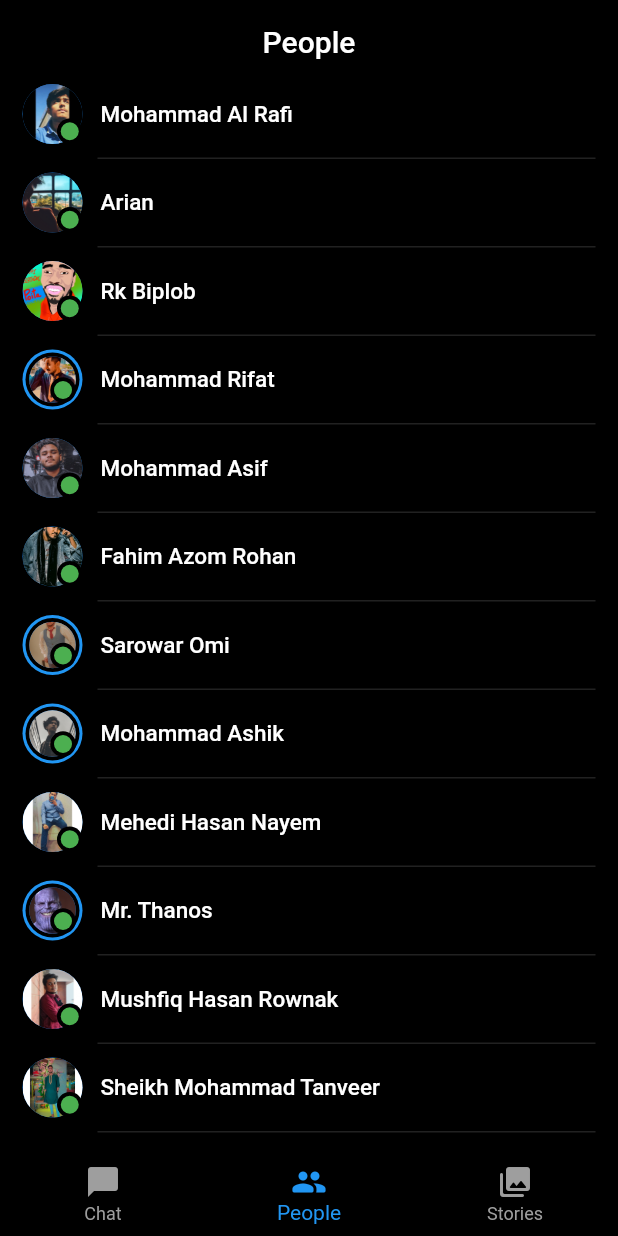
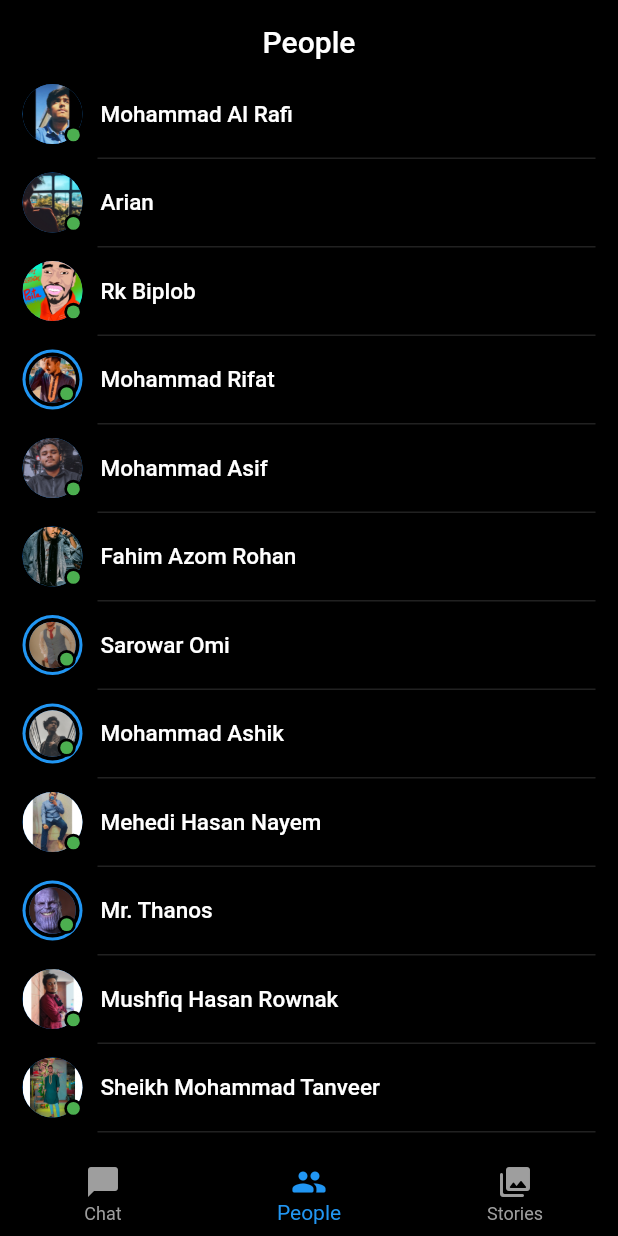
Before and after one commit to al-rafi304/messenger_UI_clone, a Flutter app: the screen it shows after launch, item 2 of the bottom bar chosen, on a phone screen of 412 x 824 dp. Run offline on Flutter 3.47's test engine with Material 2 defaults, Android fonts, the phone set to English and light mode, and no system bars; missing offline and left inert: dart:ffi.

Commit message:
Fixed active status circle proportions

```diff
--- a/lib/AvatarBubble.dart
+++ b/lib/AvatarBubble.dart
@@ -27,10 +27,10 @@ class AvatarBubble extends StatelessWidget {
               alignment: Alignment.bottomRight,
               child: CircleAvatar(          // Active Black Border
                 backgroundColor: Colors.black,
-                radius: 8.5, //8.5  radius * (39/56)
+                radius: radius * (1 - (39/56)), //8.5  radius * (39/56)
                 child: CircleAvatar(        // Active Green fill
                   backgroundColor: Colors.green,
-                  radius: 6,   //6   radius * (11/14)
+                  radius: radius * (1 - (11/14)),   //6   radius * (11/14)
                 ),
               ),
             )
@@ -45,10 +45,10 @@ class AvatarBubble extends StatelessWidget {
             alignment: Alignment.bottomRight,
             child: CircleAvatar(
               backgroundColor: Colors.black,
-              radius: 8.5,
+              radius: radius * (1 - (39/56)),
               child: CircleAvatar(
                 backgroundColor: Colors.green,
-                radius: 6,
+                radius: radius * (1 - (11/14)),
               ),
             ),
           )
```
